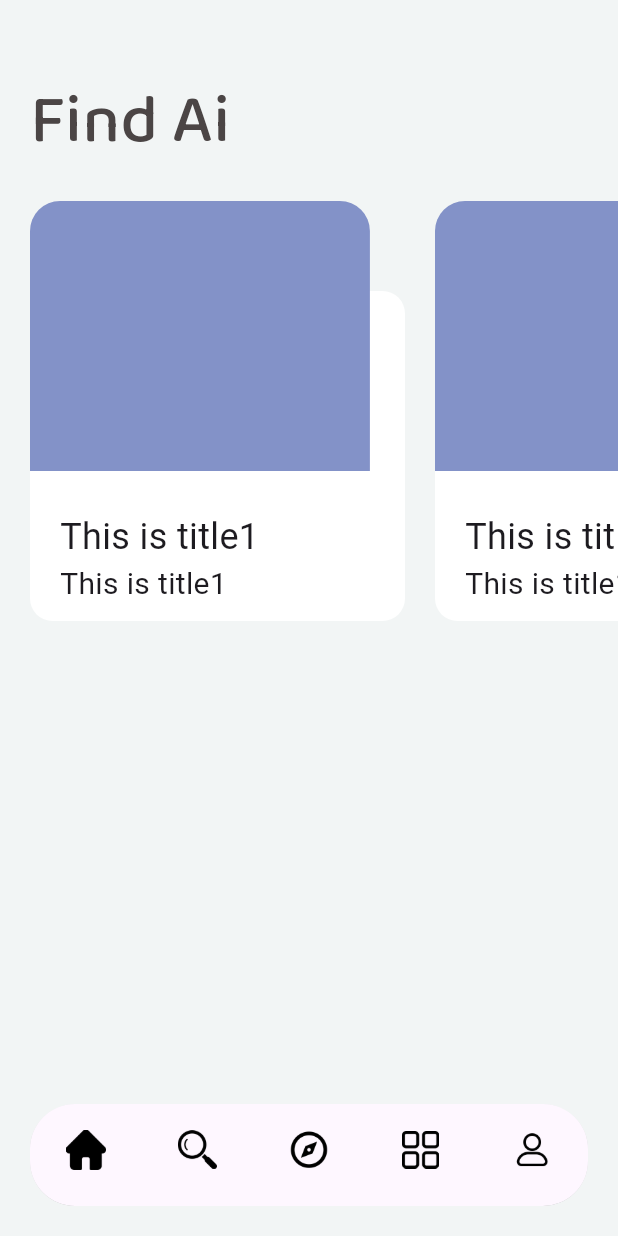
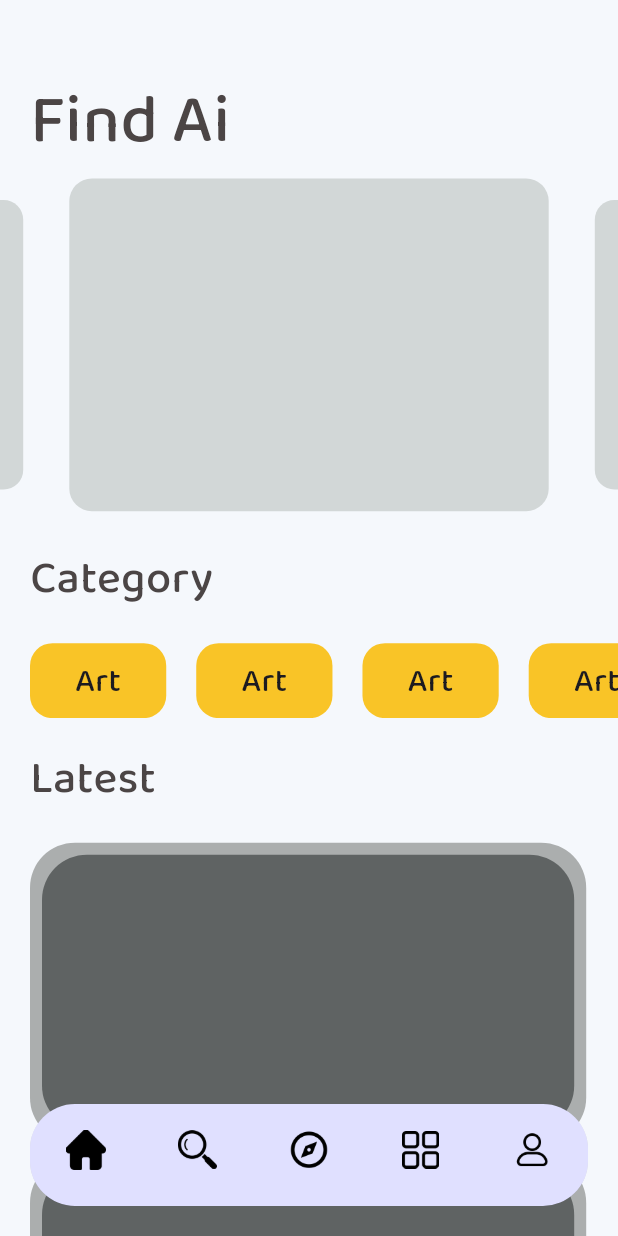
Before and after one commit to Dhairyakumar-github/FInd_AI, a Flutter app: the Custombottomnivationbar screen opened directly, on a phone screen of 412 x 824 dp. Run offline on Flutter 3.47's test engine with Material 3 defaults, Android fonts, the phone set to English and light mode, and no system bars; drawn by our look-alikes of carousel_slider; our stand-ins replace get; project files that could hold a hidden picture were left out.

Commit message:
created new ui

```diff
--- a/lib/Authantication/SignupPage.dart
+++ b/lib/Authantication/SignupPage.dart
@@ -2,7 +2,7 @@ import 'package:flutter/material.dart';
 import 'package:get/get.dart';
 import 'package:project/Authantication/Aunthanticate_Controlllor.dart';
 import 'package:project/Authantication/signIn.dart';
-import 'package:project/UiHelper/uiHelper.dart';
+import 'package:project/Widgits/uiHelper.dart';
 
 class SignupPage extends StatelessWidget {
   SignupPage({super.key});
--- a/lib/Pages/bottomnavugationbar.dart
+++ b/lib/Pages/bottomnavugationbar.dart
@@ -5,7 +5,7 @@ import 'package:project/Pages/catagoryPage.dart';
 import 'package:project/Pages/explorePage.dart';
 import 'package:project/Pages/SearchPage.dart';
 import 'package:project/Pages/profilePage.dart';
-import 'package:project/homePage.dart';
+import 'package:project/Pages/homePage.dart';
 
 class Custombottomnivationbar extends StatelessWidget {
   Custombottomnivationbar({super.key});
@@ -31,6 +31,7 @@ class Custombottomnivationbar extends StatelessWidget {
               iconSize: 33,
               showSelectedLabels: false,
               showUnselectedLabels: false,
+              backgroundColor: Color.fromARGB(255, 224, 224, 255),
               selectedLabelStyle:
                   const TextStyle(fontWeight: FontWeight.bold, fontSize: 16),
               currentIndex: navigationControllor.selectedIndex.value,
--- a/lib/homePage.dart
+++ b/lib/Pages/homePage.dart
@@ -1,29 +1,33 @@
+import 'package:carousel_slider/carousel_slider.dart';
 import 'package:flutter/material.dart';
 import 'package:get/get.dart';
-import 'package:project/Pages/bottomnavugationbar.dart';
 import 'package:project/Pages/SearchPage.dart';
+import 'package:project/Widgits/CarousalSlider.dart';
+
+import 'package:project/Widgits/CustomCategory.dart';
 import 'package:project/Widgits/card.dart';
-import 'package:project/Widgits/tabbar.dart';
-import 'package:project/controllor/controllor.dart';
+import 'package:project/Widgits/searchBar.dart';
 
 class HomePage extends StatelessWidget {
   HomePage({super.key});
 
   @override
   Widget build(BuildContext context) {
-    return const Scaffold(
+    return Scaffold(
       // bottomNavigationBar: Custombottomnivationbar(),
       // appBar: AppBar(
       //   backgroundColor: const Color.fromARGB(255, 150, 207, 235),
       // ),
-      backgroundColor: Color.fromARGB(255, 242, 245, 245),
+      // backgroundColor: Color.fromARGB(255, 242, 245, 245),
+      backgroundColor: const Color.fromARGB(255, 245, 248, 252),
       body: SingleChildScrollView(
         child: Column(
+          crossAxisAlignment: CrossAxisAlignment.start,
           children: [
-            SizedBox(
+            const SizedBox(
               height: 50,
             ),
-            Padding(
+            const Padding(
               padding: EdgeInsets.symmetric(horizontal: 20),
               child: Align(
                 alignment: Alignment.topLeft,
@@ -41,7 +45,7 @@ class HomePage extends StatelessWidget {
             //   tag: "hero",
             //   child: GestureDetector(
             //     onTap: () {
-            //       Get.to(NewPage());
+            //       // Get.to(NewPage());
             //       // Navigator.push(context,
             //       //     MaterialPageRoute(builder: (context) => NewPage()));
             //     },
@@ -79,22 +83,66 @@ class HomePage extends StatelessWidget {
             // const SizedBox(
             //   height: 10,
             // ),
-            SingleChildScrollView(
-              scrollDirection: Axis.horizontal,
-              child: Row(
-                children: [
-                  Cardd(),
-                  Cardd(),
-                  Cardd(),
-                ],
-              ),
-            ),
-            SizedBox(
-              height: 30,
+            CrousalSlider(),
+
+            const SizedBox(
+              height: 20,
             ),
 
             // tabbar
             // CustomTabbar()
+
+            const Padding(
+              padding: EdgeInsets.symmetric(horizontal: 20),
+              child: Text(
+                "Category",
+                style: TextStyle(
+                    fontFamily: "Bhloo Bhai 2",
+                    fontSize: 30,
+                    fontWeight: FontWeight.w600,
+                    color: Color.fromARGB(255, 75, 69, 69)),
+              ),
+            ),
+            const SizedBox(
+              height: 20,
+            ),
+            const SingleChildScrollView(
+              scrollDirection: Axis.horizontal,
+              child: Row(
+                children: [
+                  CustomCategory(),
+                  CustomCategory(),
+                  CustomCategory(),
+                  CustomCategory(),
+                  CustomCategory(),
+                  CustomCategory(),
+                ],
+              ),
+            ),
+            const SizedBox(
+              height: 20,
+            ),
+            const Padding(
+              padding: EdgeInsets.symmetric(horizontal: 20),
+              child: Text(
+                "Latest",
+                style: TextStyle(
+                    fontFamily: "Bhloo Bhai 2",
+                    fontSize: 30,
+                    fontWeight: FontWeight.w600,
+                    color: Color.fromARGB(255, 75, 69, 69)),
+              ),
+            ),
+            const SizedBox(
+              height: 20,
+            ),
+            Cardd(),
+            Cardd(),
+            Cardd(),
+
+            const SizedBox(
+              height: 50,
+            ),
           ],
         ),
       ),
--- /dev/null
+++ b/lib/Widgits/CarousalSlider.dart
@@ -0,0 +1,33 @@
+import 'package:carousel_slider/carousel_slider.dart';
+import 'package:flutter/material.dart';
+
+class CrousalSlider extends StatelessWidget {
+  CrousalSlider({super.key});
+
+  final List items = [1, 2, 3, 4, 5];
+  @override
+  Widget build(BuildContext context) {
+    return CarouselSlider(
+      items: items
+          .map(
+            (e) => Padding(
+              padding: const EdgeInsets.all(5.0),
+              child: Container(
+                height: 60,
+                width: MediaQuery.of(context).size.width,
+                decoration: BoxDecoration(
+                  borderRadius: BorderRadius.circular(15),
+                  color: const Color.fromARGB(255, 210, 215, 215),
+                ),
+              ),
+            ),
+          )
+          .toList(),
+      options: CarouselOptions(
+          initialPage: 0,
+          autoPlay: true,
+          autoPlayInterval: Duration(seconds: 2),
+          enlargeCenterPage: true),
+    );
+  }
+}
--- /dev/null
+++ b/lib/Widgits/CustomCategory.dart
@@ -0,0 +1,27 @@
+import 'package:flutter/material.dart';
+
+class CustomCategory extends StatelessWidget {
+  const CustomCategory({super.key});
+
+  @override
+  Widget build(BuildContext context) {
+    return Container(
+      margin: EdgeInsets.only(left: 20),
+      padding: EdgeInsets.symmetric(horizontal: 30, vertical: 10),
+      // width: 100,
+      height: 50,
+      decoration: BoxDecoration(
+        borderRadius: BorderRadius.circular(15),
+        color: Color.fromARGB(255, 249, 196, 39),
+      ),
+      child: Text(
+        "Art",
+        style: TextStyle(
+            // color: Colors.white,
+            fontSize: 22,
+            fontFamily: "Bhloo Bhai 2",
+            fontWeight: FontWeight.w600),
+      ),
+    );
+  }
+}
--- a/lib/Widgits/card.dart
+++ b/lib/Widgits/card.dart
@@ -8,103 +8,28 @@ class Cardd extends StatelessWidget {
   @override
   Widget build(BuildContext context) {
     return Padding(
-      padding: const EdgeInsets.only(
-        left: 20,
-      ),
-      child: Stack(
-        children: [
-          Positioned(
-            child: Container(
-              width: 250,
-              height: 300,
-              decoration: BoxDecoration(
-                borderRadius: BorderRadius.circular(20),
-                // color: Colors.black,
-              ),
-              child: Stack(
-                children: [
-                  Positioned(
-                    bottom: 0,
-                    child: Container(
-                      width: 250,
-                      height: 220,
-                      decoration: const BoxDecoration(
-                        borderRadius: BorderRadius.all(Radius.circular(15)),
-                        color: Colors.white,
-                      ),
-                      child: const Stack(
-                        children: [
-                          Positioned(
-                            child: Column(
-                              mainAxisAlignment: MainAxisAlignment.end,
-                              crossAxisAlignment: CrossAxisAlignment.start,
-                              children: [
-                                Padding(
-                                  padding: EdgeInsets.symmetric(horizontal: 20),
-                                  child: Text(
-                                    "This is title1",
-                                    style: TextStyle(
-                                      fontSize: 24,
-                                    ),
-                                  ),
-                                ),
-                                Padding(
-                                  padding: EdgeInsets.symmetric(horizontal: 20),
-                                  child: Text(
-                                    "This is title1",
-                                    style: TextStyle(
-                                      fontSize: 20,
-                                    ),
-                                  ),
-                                ),
-                                SizedBox(
-                                  height: 10,
-                                )
-                              ],
-                            ),
-                          ),
-                          // Stack(
-                          //   children: [
-                          //     Positioned(
-                          //       child: BackdropFilter(
-                          //         filter: ImageFilter.blur(
-                          //             sigmaX: 10.0, sigmaY: 10.0),
-                          //         child: Container(
-                          //           decoration: BoxDecoration(
-                          //               shape: BoxShape.circle,
-                          //               color: Colors.black26),
-                          //           height: 60,
-                          //           width: 60,
-                          //         ),
-                          //       ),
-                          //     ),
-                          //   ],
-                          // ),
-                        ],
-                      ),
-                    ),
-                  ),
-                  Positioned(
-                    top: 20,
-                    child: Container(
-                      width: MediaQuery.of(context).size.width * 0.55,
-                      height: 180,
-                      decoration: const BoxDecoration(
-                        borderRadius: BorderRadius.only(
-                            topLeft: Radius.circular(20),
-                            topRight: Radius.circular(20)),
-                        color: Color.fromARGB(255, 131, 146, 200),
-                      ),
-                    ),
-                  ),
-                ],
-              ),
+      padding: const EdgeInsets.only(left: 20, bottom: 10),
+      child: Container(
+        constraints: BoxConstraints(maxWidth: 500),
+        width: MediaQuery.of(context).size.width * 0.9,
+        height: 200,
+        decoration: BoxDecoration(
+          borderRadius: BorderRadius.circular(30),
+          color: Color.fromARGB(255, 171, 174, 174),
+        ),
+        child: Padding(
+          padding: const EdgeInsets.all(8.0),
+          child: Container(
+            // width: MediaQuery.of(context).size.width * 0.3,
+            // height: 10,
+            constraints: BoxConstraints(
+                maxHeight: MediaQuery.of(context).size.height * 0.2),
+            decoration: BoxDecoration(
+              borderRadius: BorderRadius.circular(30),
+              color: Color.fromARGB(255, 95, 99, 99),
             ),
           ),
-          const SizedBox(
-            width: 10,
-          )
-        ],
+        ),
       ),
     );
   }
--- a/pubspec.yaml
+++ b/pubspec.yaml
@@ -31,6 +31,7 @@ dependencies:
   flutter:
     sdk: flutter
   get: ^4.6.6
+  carousel_slider: ^4.2.1
 
   # The following adds the Cupertino Icons font to your application.
   # Use with the CupertinoIcons class for iOS style icons.
```
Also changed, not shown: lib/Authantication/signIn.dart (+9 -2 lines), lib/Pages/SearchPage.dart (+10 -5 lines), lib/Widgits/SearchList.dart (added, +71 -0 lines), lib/Widgits/searchBar.dart (+32 -12 lines), lib/main.dart (+3 -4 lines), lib/Widgits/uiHelper.dart (renamed from lib/UiHelper/uiHelper.dart), pubspec.lock.
